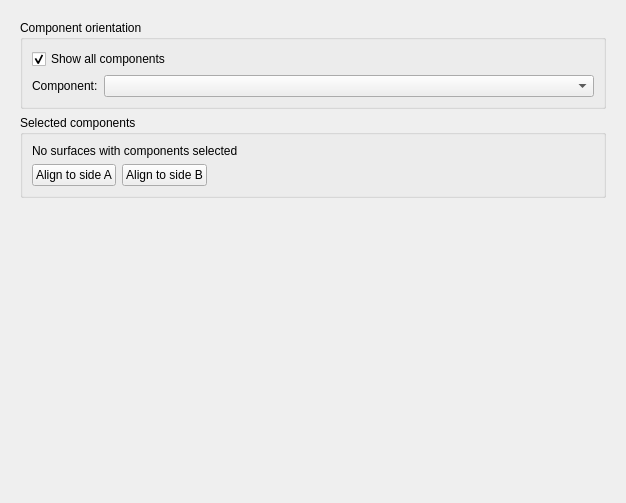
Qt form SIM-VICUS/src/SVPropBuildingEditWidget.ui (ghorwin/SIM-VICUS) before a commit.
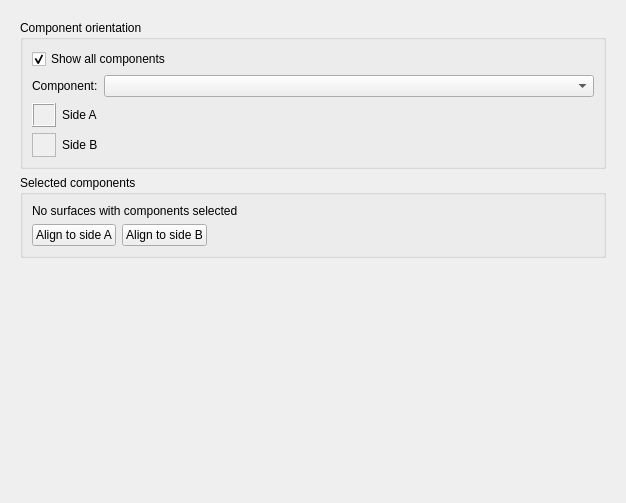
The same form after that commit.

Commit message: Improved component orientation page.

Diff of the .ui file:
```diff
--- a/SIM-VICUS/src/SVPropBuildingEditWidget.ui
+++ b/SIM-VICUS/src/SVPropBuildingEditWidget.ui
@@ -145,7 +145,7 @@
          <property name="title">
           <string>Component orientation</string>
          </property>
-         <layout class="QGridLayout" name="gridLayout_4">
+         <layout class="QGridLayout" name="gridLayout_6">
           <item row="0" column="0" colspan="2">
            <widget class="QCheckBox" name="checkBoxShowAllComponentOrientations">
             <property name="text">
@@ -173,6 +173,74 @@
             </property>
            </widget>
           </item>
+          <item row="2" column="0" colspan="2">
+           <layout class="QGridLayout" name="gridLayout_4">
+            <item row="0" column="0">
+             <widget class="QFrame" name="frameSideA">
+              <property name="sizePolicy">
+               <sizepolicy hsizetype="Fixed" vsizetype="Fixed">
+                <horstretch>0</horstretch>
+                <verstretch>0</verstretch>
+               </sizepolicy>
+              </property>
+              <property name="minimumSize">
+               <size>
+                <width>24</width>
+                <height>24</height>
+               </size>
+              </property>
+              <property name="autoFillBackground">
+               <bool>true</bool>
+              </property>
+              <property name="frameShape">
+               <enum>QFrame::Box</enum>
+              </property>
+              <property name="frameShadow">
+               <enum>QFrame::Raised</enum>
+              </property>
+             </widget>
+            </item>
+            <item row="0" column="1">
+             <widget class="QLabel" name="label_2">
+              <property name="text">
+               <string>Side A</string>
+              </property>
+             </widget>
+            </item>
+            <item row="1" column="0">
+             <widget class="QFrame" name="frameSideB">
+              <property name="sizePolicy">
+               <sizepolicy hsizetype="Fixed" vsizetype="Fixed">
+                <horstretch>0</horstretch>
+                <verstretch>0</verstretch>
+               </sizepolicy>
+              </property>
+              <property name="minimumSize">
+               <size>
+                <width>24</width>
+                <height>24</height>
+               </size>
+              </property>
+              <property name="autoFillBackground">
+               <bool>true</bool>
+              </property>
+              <property name="frameShape">
+               <enum>QFrame::StyledPanel</enum>
+              </property>
+              <property name="frameShadow">
+               <enum>QFrame::Raised</enum>
+              </property>
+             </widget>
+            </item>
+            <item row="1" column="1">
+             <widget class="QLabel" name="label_3">
+              <property name="text">
+               <string>Side B</string>
+              </property>
+             </widget>
+            </item>
+           </layout>
+          </item>
          </layout>
         </widget>
        </item>
```
The commit also changes 2 other files.
